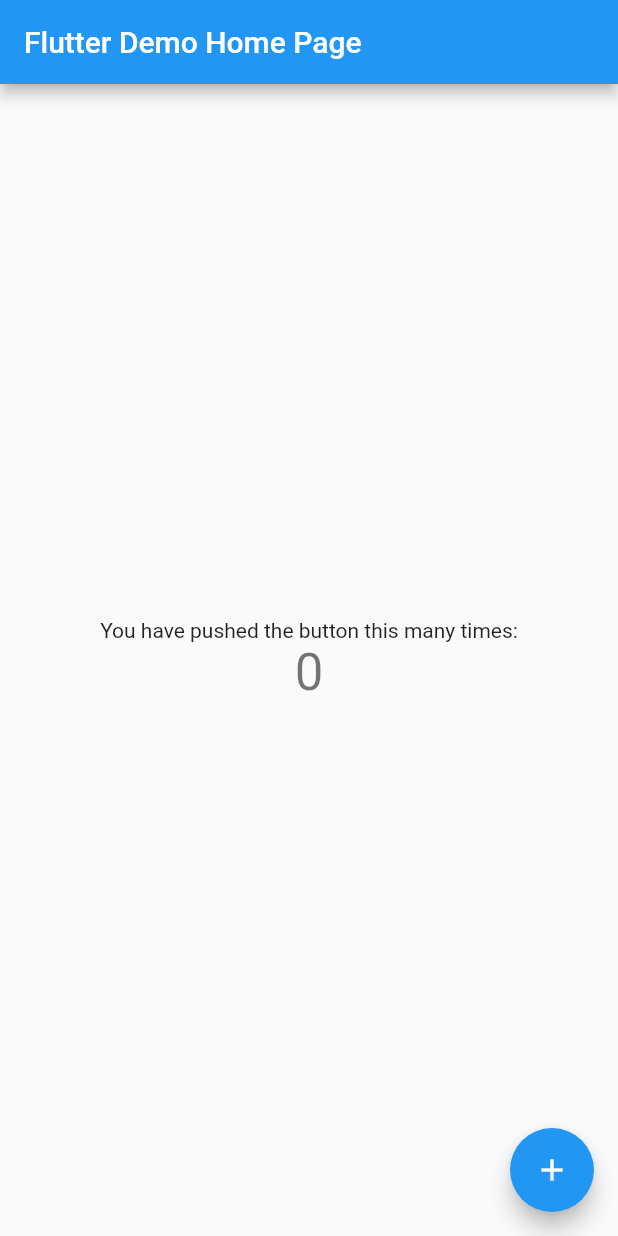
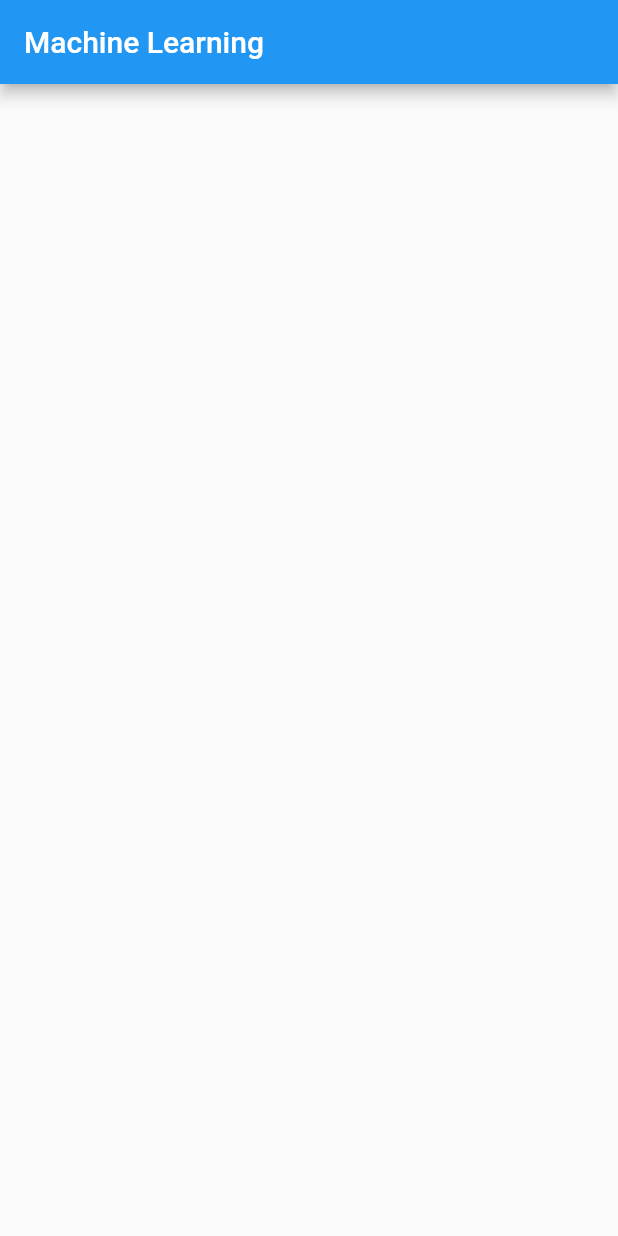
Before and after one commit to Poyuiu/Food-Classifier, a Flutter app: the screen it shows after launch, on a phone screen of 412 x 824 dp. Run offline on Flutter 3.47's test engine with Material 2 defaults, Android fonts, the phone set to English and light mode, and no system bars; our stand-ins replace image_picker, splashscreen.

Commit message:
feat: basic layout and loading

```diff
--- a/lib/main.dart
+++ b/lib/main.dart
@@ -1,4 +1,5 @@
 import 'package:flutter/material.dart';
+import 'package:food_classifier/my_splash_screen.dart';
 
 void main() {
   runApp(const MyApp());
@@ -7,109 +8,14 @@
 class MyApp extends StatelessWidget {
   const MyApp({super.key});
 
-  // This widget is the root of your application.
   @override
   Widget build(BuildContext context) {
     return MaterialApp(
-      title: 'Flutter Demo',
+      title: 'Team18 Final',
       theme: ThemeData(
-        // This is the theme of your application.
-        //
-        // Try running your application with "flutter run". You'll see the
-        // application has a blue toolbar. Then, without quitting the app, try
-        // changing the primarySwatch below to Colors.green and then invoke
-        // "hot reload" (press "r" in the console where you ran "flutter run",
-        // or simply save your changes to "hot reload" in a Flutter IDE).
-        // Notice that the counter didn't reset back to zero; the application
-        // is not restarted.
         primarySwatch: Colors.blue,
       ),
-      home: const MyHomePage(title: 'Flutter Demo Home Page'),
+      home: const MySplashScreen(),
     );
   }
 }
-
-class MyHomePage extends StatefulWidget {
-  const MyHomePage({super.key, required this.title});
-
-  // This widget is the home page of your application. It is stateful, meaning
-  // that it has a State object (defined below) that contains fields that affect
-  // how it looks.
-
-  // This class is the configuration for the state. It holds the values (in this
-  // case the title) provided by the parent (in this case the App widget) and
-  // used by the build method of the State. Fields in a Widget subclass are
-  // always marked "final".
-
-  final String title;
-
-  @override
-  State<MyHomePage> createState() => _MyHomePageState();
-}
-
-class _MyHomePageState extends State<MyHomePage> {
-  int _counter = 0;
-
-  void _incrementCounter() {
-    setState(() {
-      // This call to setState tells the Flutter framework that something has
-      // changed in this State, which causes it to rerun the build method below
-      // so that the display can reflect the updated values. If we changed
-      // _counter without calling setState(), then the build method would not be
-      // called again, and so nothing would appear to happen.
-      _counter++;
-    });
-  }
-
-  @override
-  Widget build(BuildContext context) {
-    // This method is rerun every time setState is called, for instance as done
-    // by the _incrementCounter method above.
-    //
-    // The Flutter framework has been optimized to make rerunning build methods
-    // fast, so that you can just rebuild anything that needs updating rather
-    // than having to individually change instances of widgets.
-    return Scaffold(
-      appBar: AppBar(
-        // Here we take the value from the MyHomePage object that was created by
-        // the App.build method, and use it to set our appbar title.
-        title: Text(widget.title),
-      ),
-      body: Center(
-        // Center is a layout widget. It takes a single child and positions it
-        // in the middle of the parent.
-        child: Column(
-          // Column is also a layout widget. It takes a list of children and
-          // arranges them vertically. By default, it sizes itself to fit its
-          // children horizontally, and tries to be as tall as its parent.
-          //
-          // Invoke "debug painting" (press "p" in the console, choose the
-          // "Toggle Debug Paint" action from the Flutter Inspector in Android
-          // Studio, or the "Toggle Debug Paint" command in Visual Studio Code)
-          // to see the wireframe for each widget.
-          //
-          // Column has various properties to control how it sizes itself and
-          // how it positions its children. Here we use mainAxisAlignment to
-          // center the children vertically; the main axis here is the vertical
-          // axis because Columns are vertical (the cross axis would be
-          // horizontal).
-          mainAxisAlignment: MainAxisAlignment.center,
-          children: <Widget>[
-            const Text(
-              'You have pushed the button this many times:',
-            ),
-            Text(
-              '$_counter',
-              style: Theme.of(context).textTheme.headline4,
-            ),
-          ],
-        ),
-      ),
-      floatingActionButton: FloatingActionButton(
-        onPressed: _incrementCounter,
-        tooltip: 'Increment',
-        child: const Icon(Icons.add),
-      ), // This trailing comma makes auto-formatting nicer for build methods.
-    );
-  }
-}
--- /dev/null
+++ b/lib/my_home_page.dart
@@ -0,0 +1,42 @@
+import 'dart:io';
+
+import 'package:flutter/material.dart';
+import 'package:flutter/src/widgets/container.dart';
+import 'package:flutter/src/widgets/framework.dart';
+import 'package:image_picker/image_picker.dart';
+
+class MyHomePage extends StatefulWidget {
+  const MyHomePage({super.key});
+
+  @override
+  State<MyHomePage> createState() => _MyHomePageState();
+}
+
+class _MyHomePageState extends State<MyHomePage> {
+  bool _hasRunModel = false;
+  File? image;
+  List? _result;
+  final _picker = ImagePicker();
+
+  @override
+  Widget build(BuildContext context) {
+    return Scaffold(
+      appBar: AppBar(
+        title: const Text('Machine Learning'),
+      ),
+      body: _body(context),
+    );
+  }
+
+  Widget _body(final BuildContext context) => Container(
+        width: MediaQuery.of(context).size.width,
+        height: MediaQuery.of(context).size.height,
+        child: Column(children: [
+          _mediumVerticalSpacer(),
+        ]),
+      );
+
+  Widget _mediumVerticalSpacer() => const SizedBox(
+        height: 20,
+      );
+}
--- a/pubspec.yaml
+++ b/pubspec.yaml
@@ -37,7 +37,7 @@
   # Use with the CupertinoIcons class for iOS style icons.
   cupertino_icons: ^1.0.2
   image_picker: ^0.8.6
-  tflite: ^1.1.2
+  # tflite: ^1.1.2
   splashscreen: ^1.3.5
 
 dev_dependencies:
```
Also changed, not shown: lib/my_splash_screen.dart (added, +28 -0 lines), pubspec.lock, 3 other files.
